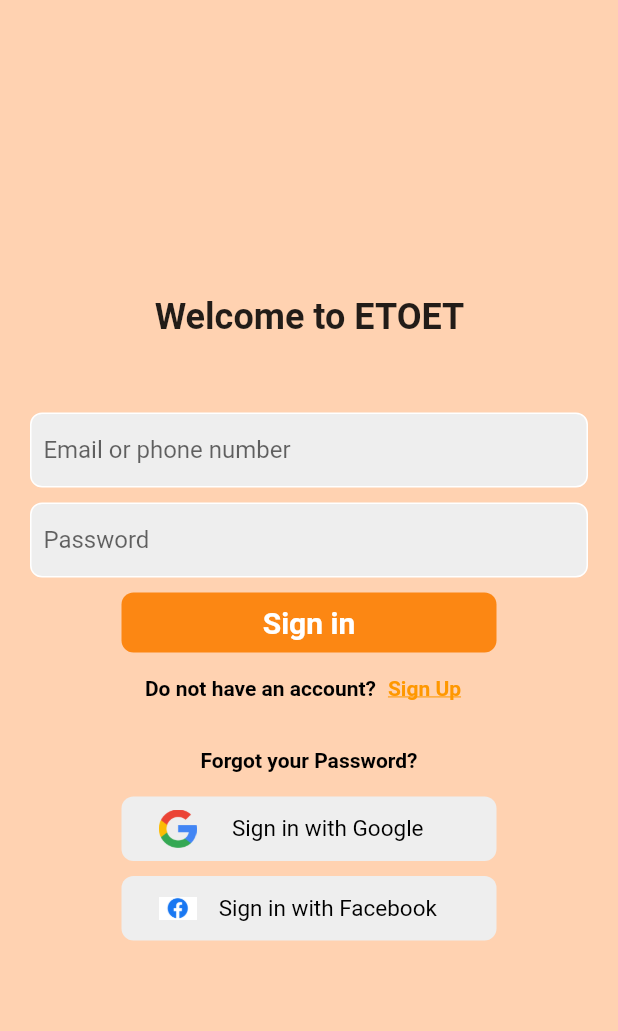
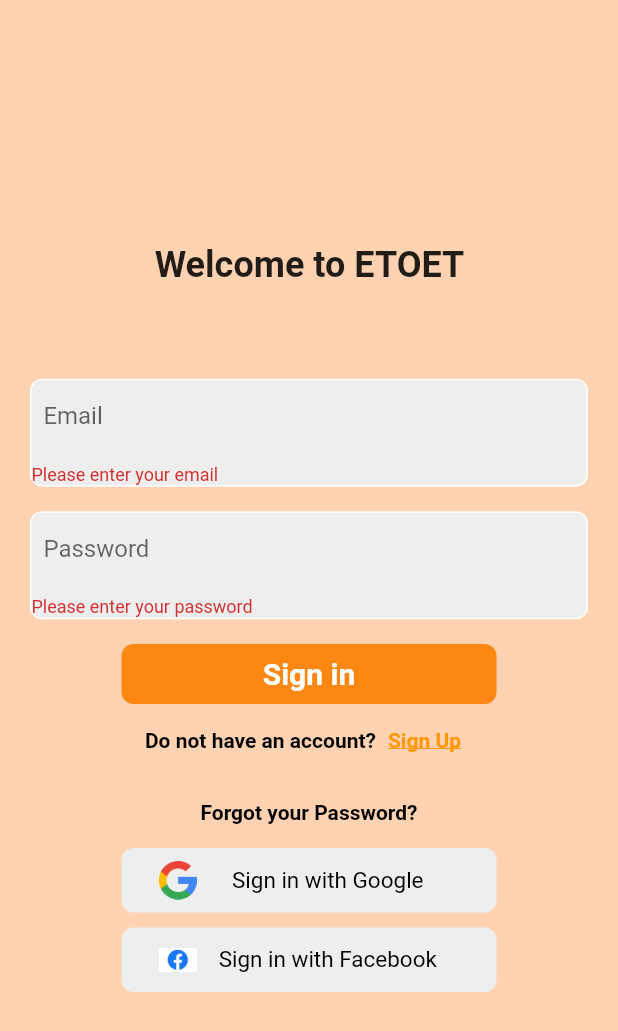
Before and after one commit to HuMiTriet/VGU-Eureka, a Flutter app: the screen it shows after launch, after a tap on "Sign in", on a phone screen of 412 x 824 dp. Shown: the top 1031 px of the screen. Run offline on Flutter 3.47's test engine with Material 2 defaults, Android fonts, the phone set to English and light mode, and no system bars; our stand-ins replace firebase_auth, firebase_core, firebase_database, firebase_storage, flutter_pw_validator, geocoding and 5 more; missing offline and left inert: cloud_firestore_web, firebase_analytics_web, firebase_auth_web, firebase_core_web, firebase_database_web, firebase_storage_web and 5 more; accounts and stored records are empty; network calls fail.

Commit message:
finish login view

```diff
--- a/lib/views/auth/login_view.dart
+++ b/lib/views/auth/login_view.dart
@@ -21,10 +21,26 @@ class LoginView extends StatefulWidget {
 }
 
 class _LoginViewState extends State<LoginView> {
+  double getWidgetWidth(BuildContext context) =>
+      MediaQuery.of(context).size.width;
+
+  double getWidgetHeight(BuildContext context) =>
+      MediaQuery.of(context).size.height;
+
+  double getSpaceRatioToWidgetHeight(BuildContext context,
+          {double ratio = 0.02}) =>
+      getWidgetHeight(context) * ratio;
+
   late final TextEditingController _email;
   late final TextEditingController _password;
   GoogleSignInAccount? _googleUser;
   GoogleSignInAuthentication? _googleAuth;
+
+  bool userNotFound = false;
+  bool invalidEmail = false;
+  bool wrongPassword = false;
+
+  final _formKey = GlobalKey<FormState>();
 
   @override
   Widget build(BuildContext context) {
@@ -32,6 +48,10 @@ class _LoginViewState extends State<LoginView> {
       backgroundColor: const Color.fromRGBO(255, 210, 177, 2),
       body: SafeArea(
         child: Center(
+          child: SingleChildScrollView(
+            child: Form(
+              autovalidateMode: AutovalidateMode.always,
+              key: _formKey,
               child: Column(
                 mainAxisAlignment: MainAxisAlignment.center,
                 children: [
@@ -43,7 +63,12 @@ class _LoginViewState extends State<LoginView> {
                     ),
                   ),
 
-              const SizedBox(height: 50),
+                  SizedBox(
+                    height: getSpaceRatioToWidgetHeight(
+                      context,
+                      ratio: 0.075,
+                    ),
+                  ),
 
                   //Email or phonenumber text field
                   Padding(
@@ -54,20 +79,32 @@ class _LoginViewState extends State<LoginView> {
                         border: Border.all(color: Colors.white),
                         borderRadius: BorderRadius.circular(8),
                       ),
-                  child: TextField(
+                      child: TextFormField(
                         controller: _email,
                         enableSuggestions: false,
                         autocorrect: false,
                         keyboardType: TextInputType.emailAddress,
                         decoration: const InputDecoration(
                           border: InputBorder.none,
-                      hintText: '  Email or phone number',
+                          hintText: '  Email',
                         ),
+                        validator: (value) {
+                          if (value!.isEmpty) {
+                            return 'Please enter your email';
+                          } else if (invalidEmail) {
+                            return 'Please enter a valid email';
+                          } else if (userNotFound) {
+                            return 'User not found';
+                          }
+                          return null;
+                        },
                       ),
                     ),
                   ),
 
-              const SizedBox(height: 10),
+                  SizedBox(
+                    height: getSpaceRatioToWidgetHeight(context),
+                  ),
 
                   // password text field
                   Padding(
@@ -78,7 +115,7 @@ class _LoginViewState extends State<LoginView> {
                         border: Border.all(color: Colors.white),
                         borderRadius: BorderRadius.circular(8),
                       ),
-                  child: TextField(
+                      child: TextFormField(
                         controller: _password,
                         enableSuggestions: false,
                         obscureText: true,
@@ -87,11 +124,21 @@ class _LoginViewState extends State<LoginView> {
                           border: InputBorder.none,
                           hintText: '  Password',
                         ),
+                        validator: (value) {
+                          if (value!.isEmpty) {
+                            return 'Please enter your password';
+                          } else if (wrongPassword) {
+                            return 'Wrong password';
+                          }
+                          return null;
+                        },
                       ),
                     ),
                   ),
 
-              const SizedBox(height: 10),
+                  SizedBox(
+                    height: getSpaceRatioToWidgetHeight(context),
+                  ),
 
                   // Sign in button
                   Padding(
@@ -110,6 +157,9 @@ class _LoginViewState extends State<LoginView> {
                         onPressed: () async {
                           final email = _email.text;
                           final password = _password.text;
+
+                          devtools.log('Login button pressed');
+
                           try {
                             await AuthService.firebase().login(
                               email: email,
@@ -117,6 +167,11 @@ class _LoginViewState extends State<LoginView> {
                             );
 
                             final user = AuthService.firebase().currentUser;
+
+                            devtools.log(user.toString());
+
+                            setState(() {});
+
                             if (user?.isEmailVerified ?? false) {
                               // user is verified
                               Navigator.pushAndRemoveUntil(
@@ -136,9 +191,16 @@ class _LoginViewState extends State<LoginView> {
                               );
                             }
                           } on UserNotFoundAuthException {
-                        await showErrorDialog(context, 'User not found');
+                            devtools.log('user not found');
+                            userNotFound = true;
+                            setState(() {});
                           } on WrongPasswordAuthException {
-                        await showErrorDialog(context, 'Incorrect password');
+                            devtools.log('wrong password');
+                            wrongPassword = true;
+                            setState(() {});
+                          } on InvalidEmailAuthException {
+                            invalidEmail = true;
+                            setState(() {});
                           } on FirebaseException catch (e) {
                             devtools.log(e.toString());
                             await showErrorDialog(context, 'Error');
@@ -214,10 +276,13 @@ class _LoginViewState extends State<LoginView> {
                   ),
                   _Button(
                       color: Colors.black,
-                  image: const AssetImage('assets/images/facebook_logo.png'),
+                      image:
+                          const AssetImage('assets/images/facebook_logo.png'),
                       text: 'Sign in with Facebook',
                       onPressed: signInWithFacebook),
                 ],
+              ),
+            ),
           ),
         ),
       ),
--- a/lib/views/auth/register_view.dart
+++ b/lib/views/auth/register_view.dart
@@ -3,8 +3,6 @@ import 'dart:developer' as devtools show log;
 import 'package:etoet/constants/routes.dart';
 import 'package:etoet/services/auth/auth_exceptions.dart';
 import 'package:etoet/services/auth/auth_service.dart';
-import 'package:etoet/views/auth/error_dialog.dart';
-import 'package:firebase_auth/firebase_auth.dart';
 import 'package:flutter/material.dart';
 import 'package:flutter_pw_validator/flutter_pw_validator.dart';
 
@@ -50,7 +48,7 @@ class _RegisterViewState extends State<RegisterView> {
         child: Center(
           child: SingleChildScrollView(
             child: Form(
-              autovalidateMode: AutovalidateMode.onUserInteraction,
+              autovalidateMode: AutovalidateMode.always,
               key: _formKey,
               child: Column(
                 children: [
```
Lines whose indentation alone changed are shown as unchanged.
